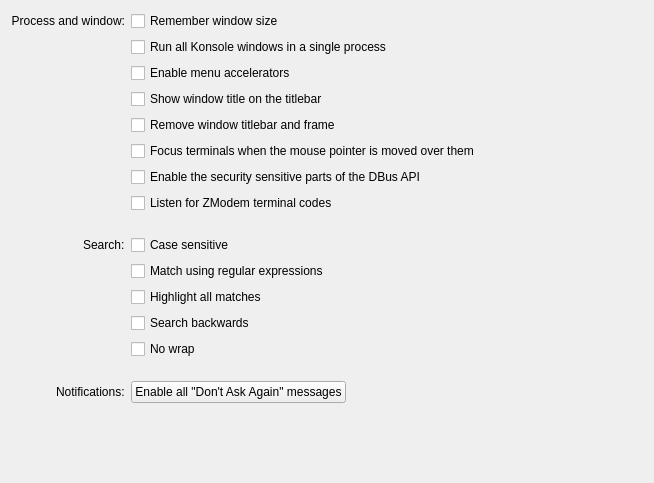
KDE/konsole, file src/settings/GeneralSettings.ui: the form before one commit.
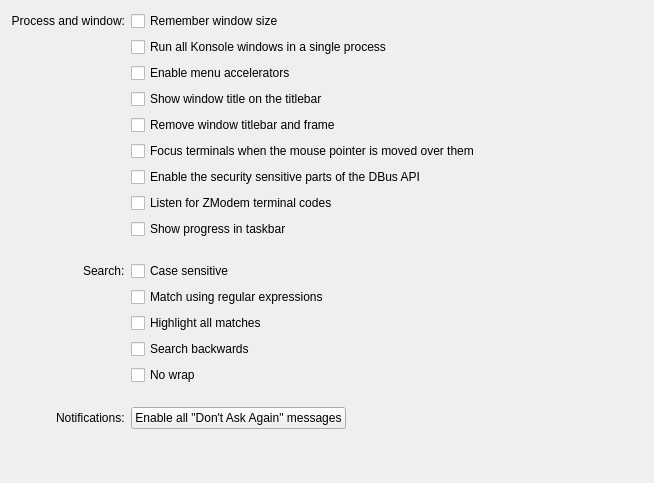
The form after the commit.

Commit message:
Support ConEnmu progress OSC
The 9;4 sequences can be used to show and hide progress on the tab bar.
The error, indeterminate, and paused states are not implemented yet.

If a tab has a custom color, its color is used for the progress, otherwise
the standard highlight color is used.

[1] https://conemu.github.io/en/AnsiEscapeCodes.html#ConEmu_specific_OSC

The edit to the form file:
```diff
--- a/src/settings/GeneralSettings.ui
+++ b/src/settings/GeneralSettings.ui
@@ -37,29 +37,50 @@
      <property name="spacing">
       <number>6</number>
      </property>
-     <item row="12" column="1">
-      <widget class="QCheckBox" name="kcfg_SearchReverseSearch">
-       <property name="sizePolicy">
-        <sizepolicy hsizetype="Preferred" vsizetype="Fixed">
-         <horstretch>0</horstretch>
-         <verstretch>0</verstretch>
-        </sizepolicy>
-       </property>
-       <property name="toolTip">
-        <string>Sets whether search should start from the bottom</string>
-       </property>
-       <property name="text">
-        <string>Search backwards</string>
-       </property>
-      </widget>
-     </item>
-     <item row="15" column="0" alignment="Qt::AlignmentFlag::AlignRight">
+     <item row="16" column="0" alignment="Qt::AlignmentFlag::AlignRight">
       <widget class="QLabel" name="label_3">
        <property name="text">
         <string>Notifications:</string>
        </property>
       </widget>
      </item>
+     <item row="6" column="1">
+      <widget class="QCheckBox" name="kcfg_EnableSecuritySensitiveDBusAPI">
+       <property name="text">
+        <string>Enable the security sensitive parts of the DBus API</string>
+       </property>
+      </widget>
+     </item>
+     <item row="12" column="1">
+      <widget class="QCheckBox" name="kcfg_SearchHighlightMatches">
+       <property name="sizePolicy">
+        <sizepolicy hsizetype="Preferred" vsizetype="Fixed">
+         <horstretch>0</horstretch>
+         <verstretch>0</verstretch>
+        </sizepolicy>
+       </property>
+       <property name="text">
+        <string>Highlight all matches</string>
+       </property>
+      </widget>
+     </item>
+     <item row="0" column="0">
+      <widget class="QLabel" name="label">
+       <property name="text">
+        <string>Process and window:</string>
+       </property>
+       <property name="alignment">
+        <set>Qt::AlignmentFlag::AlignRight|Qt::AlignmentFlag::AlignTrailing|Qt::AlignmentFlag::AlignVCenter</set>
+       </property>
+      </widget>
+     </item>
+     <item row="7" column="1">
+      <widget class="QCheckBox" name="kcfg_ListenForZModemTerminalCodes">
+       <property name="text">
+        <string>Listen for ZModem terminal codes</string>
+       </property>
+      </widget>
+     </item>
      <item row="5" column="1">
       <widget class="QCheckBox" name="kcfg_FocusFollowsMouse">
        <property name="text">
@@ -67,8 +88,24 @@
        </property>
       </widget>
      </item>
-     <item row="2" column="1">
-      <widget class="QCheckBox" name="kcfg_AllowMenuAccelerators">
+     <item row="15" column="1">
+      <spacer>
+       <property name="orientation">
+        <enum>Qt::Orientation::Vertical</enum>
+       </property>
+       <property name="sizeType">
+        <enum>QSizePolicy::Policy::Fixed</enum>
+       </property>
+       <property name="sizeHint" stdset="0">
+        <size>
+         <width>20</width>
+         <height>16</height>
+        </size>
+       </property>
+      </spacer>
+     </item>
+     <item row="3" column="1">
+      <widget class="QCheckBox" name="kcfg_ShowWindowTitleOnTitleBar">
        <property name="sizePolicy">
         <sizepolicy hsizetype="Preferred" vsizetype="Fixed">
          <horstretch>0</horstretch>
@@ -76,14 +113,7 @@
         </sizepolicy>
        </property>
        <property name="text">
-        <string>Enable menu accelerators</string>
-       </property>
-      </widget>
-     </item>
-     <item row="9" column="0" alignment="Qt::AlignmentFlag::AlignRight">
-      <widget class="QLabel" name="label_2">
-       <property name="text">
-        <string comment="@item:intext Search options">Search:</string>
+        <string>Show window title on the titlebar</string>
        </property>
       </widget>
      </item>
@@ -94,7 +124,36 @@
        </property>
       </widget>
      </item>
-     <item row="15" column="1">
+     <item row="2" column="1">
+      <widget class="QCheckBox" name="kcfg_AllowMenuAccelerators">
+       <property name="sizePolicy">
+        <sizepolicy hsizetype="Preferred" vsizetype="Fixed">
+         <horstretch>0</horstretch>
+         <verstretch>0</verstretch>
+        </sizepolicy>
+       </property>
+       <property name="text">
+        <string>Enable menu accelerators</string>
+       </property>
+      </widget>
+     </item>
+     <item row="1" column="1">
+      <widget class="QCheckBox" name="kcfg_UseSingleInstance">
+       <property name="sizePolicy">
+        <sizepolicy hsizetype="Preferred" vsizetype="Fixed">
+         <horstretch>0</horstretch>
+         <verstretch>0</verstretch>
+        </sizepolicy>
+       </property>
+       <property name="toolTip">
+        <string>When launching Konsole re-use existing process if possible</string>
+       </property>
+       <property name="text">
+        <string>Run all Konsole windows in a single process</string>
+       </property>
+      </widget>
+     </item>
+     <item row="16" column="1">
       <layout class="QHBoxLayout" stretch="0,1">
        <property name="spacing">
         <number>0</number>
@@ -130,33 +189,75 @@
        </item>
       </layout>
      </item>
-     <item row="11" column="1">
-      <widget class="QCheckBox" name="kcfg_SearchHighlightMatches">
-       <property name="sizePolicy">
-        <sizepolicy hsizetype="Preferred" vsizetype="Fixed">
-         <horstretch>0</horstretch>
-         <verstretch>0</verstretch>
-        </sizepolicy>
+     <item row="9" column="1">
+      <spacer>
+       <property name="orientation">
+        <enum>Qt::Orientation::Vertical</enum>
        </property>
-       <property name="text">
-        <string>Highlight all matches</string>
+       <property name="sizeType">
+        <enum>QSizePolicy::Policy::Fixed</enum>
        </property>
-      </widget>
+       <property name="sizeHint" stdset="0">
+        <size>
+         <width>20</width>
+         <height>16</height>
+        </size>
+       </property>
+      </spacer>
      </item>
-     <item row="3" column="1">
-      <widget class="QCheckBox" name="kcfg_ShowWindowTitleOnTitleBar">
+     <item row="10" column="1">
+      <widget class="QCheckBox" name="kcfg_SearchCaseSensitive">
        <property name="sizePolicy">
         <sizepolicy hsizetype="Preferred" vsizetype="Fixed">
          <horstretch>0</horstretch>
          <verstretch>0</verstretch>
         </sizepolicy>
        </property>
+       <property name="toolTip">
+        <string>Sets whether the search is case sensitive</string>
+       </property>
        <property name="text">
-        <string>Show window title on the titlebar</string>
+        <string>Case sensitive</string>
        </property>
       </widget>
      </item>
      <item row="13" column="1">
+      <widget class="QCheckBox" name="kcfg_SearchReverseSearch">
+       <property name="sizePolicy">
+        <sizepolicy hsizetype="Preferred" vsizetype="Fixed">
+         <horstretch>0</horstretch>
+         <verstretch>0</verstretch>
+        </sizepolicy>
+       </property>
+       <property name="toolTip">
+        <string>Sets whether search should start from the bottom</string>
+       </property>
+       <property name="text">
+        <string>Search backwards</string>
+       </property>
+      </widget>
+     </item>
+     <item row="11" column="1">
+      <widget class="QCheckBox" name="kcfg_SearchRegExpression">
+       <property name="sizePolicy">
+        <sizepolicy hsizetype="Preferred" vsizetype="Fixed">
+         <horstretch>0</horstretch>
+         <verstretch>0</verstretch>
+        </sizepolicy>
+       </property>
+       <property name="text">
+        <string>Match using regular expressions</string>
+       </property>
+      </widget>
+     </item>
+     <item row="10" column="0" alignment="Qt::AlignmentFlag::AlignRight">
+      <widget class="QLabel" name="label_2">
+       <property name="text">
+        <string comment="@item:intext Search options">Search:</string>
+       </property>
+      </widget>
+     </item>
+     <item row="14" column="1">
       <widget class="QCheckBox" name="kcfg_SearchNoWrap">
        <property name="sizePolicy">
         <sizepolicy hsizetype="Preferred" vsizetype="Fixed">
@@ -172,48 +273,6 @@
        </property>
       </widget>
      </item>
-     <item row="14" column="1">
-      <spacer>
-       <property name="orientation">
-        <enum>Qt::Orientation::Vertical</enum>
-       </property>
-       <property name="sizeType">
-        <enum>QSizePolicy::Policy::Fixed</enum>
-       </property>
-       <property name="sizeHint" stdset="0">
-        <size>
-         <width>20</width>
-         <height>16</height>
-        </size>
-       </property>
-      </spacer>
-     </item>
-     <item row="0" column="0">
-      <widget class="QLabel" name="label">
-       <property name="text">
-        <string>Process and window:</string>
-       </property>
-       <property name="alignment">
-        <set>Qt::AlignmentFlag::AlignRight|Qt::AlignmentFlag::AlignTrailing|Qt::AlignmentFlag::AlignVCenter</set>
-       </property>
-      </widget>
-     </item>
-     <item row="1" column="1">
-      <widget class="QCheckBox" name="kcfg_UseSingleInstance">
-       <property name="sizePolicy">
-        <sizepolicy hsizetype="Preferred" vsizetype="Fixed">
-         <horstretch>0</horstretch>
-         <verstretch>0</verstretch>
-        </sizepolicy>
-       </property>
-       <property name="toolTip">
-        <string>When launching Konsole re-use existing process if possible</string>
-       </property>
-       <property name="text">
-        <string>Run all Konsole windows in a single process</string>
-       </property>
-      </widget>
-     </item>
      <item row="0" column="1">
       <widget class="QCheckBox" name="kcfg_RememberWindowSize">
        <property name="sizePolicy">
@@ -230,62 +289,10 @@
        </property>
       </widget>
      </item>
-     <item row="6" column="1">
-      <widget class="QCheckBox" name="kcfg_EnableSecuritySensitiveDBusAPI">
-       <property name="text">
-        <string>Enable the security sensitive parts of the DBus API</string>
-       </property>
-      </widget>
-     </item>
      <item row="8" column="1">
-      <spacer>
-       <property name="orientation">
-        <enum>Qt::Orientation::Vertical</enum>
-       </property>
-       <property name="sizeType">
-        <enum>QSizePolicy::Policy::Fixed</enum>
-       </property>
-       <property name="sizeHint" stdset="0">
-        <size>
-         <width>20</width>
-         <height>16</height>
-        </size>
-       </property>
-      </spacer>
-     </item>
-     <item row="9" column="1">
-      <widget class="QCheckBox" name="kcfg_SearchCaseSensitive">
-       <property name="sizePolicy">
-        <sizepolicy hsizetype="Preferred" vsizetype="Fixed">
-         <horstretch>0</horstretch>
-         <verstretch>0</verstretch>
-        </sizepolicy>
-       </property>
-       <property name="toolTip">
-        <string>Sets whether the search is case sensitive</string>
-       </property>
+      <widget class="QCheckBox" name="kcfg_ShowProgressInTaskBar">
        <property name="text">
-        <string>Case sensitive</string>
-       </property>
-      </widget>
-     </item>
-     <item row="10" column="1">
-      <widget class="QCheckBox" name="kcfg_SearchRegExpression">
-       <property name="sizePolicy">
-        <sizepolicy hsizetype="Preferred" vsizetype="Fixed">
-         <horstretch>0</horstretch>
-         <verstretch>0</verstretch>
-        </sizepolicy>
-       </property>
-       <property name="text">
-        <string>Match using regular expressions</string>
-       </property>
-      </widget>
-     </item>
-     <item row="7" column="1">
-      <widget class="QCheckBox" name="kcfg_ListenForZModemTerminalCodes">
-       <property name="text">
-        <string>Listen for ZModem terminal codes</string>
+        <string>Show progress in taskbar</string>
        </property>
       </widget>
      </item>
```
The commit also changes 14 other files.
